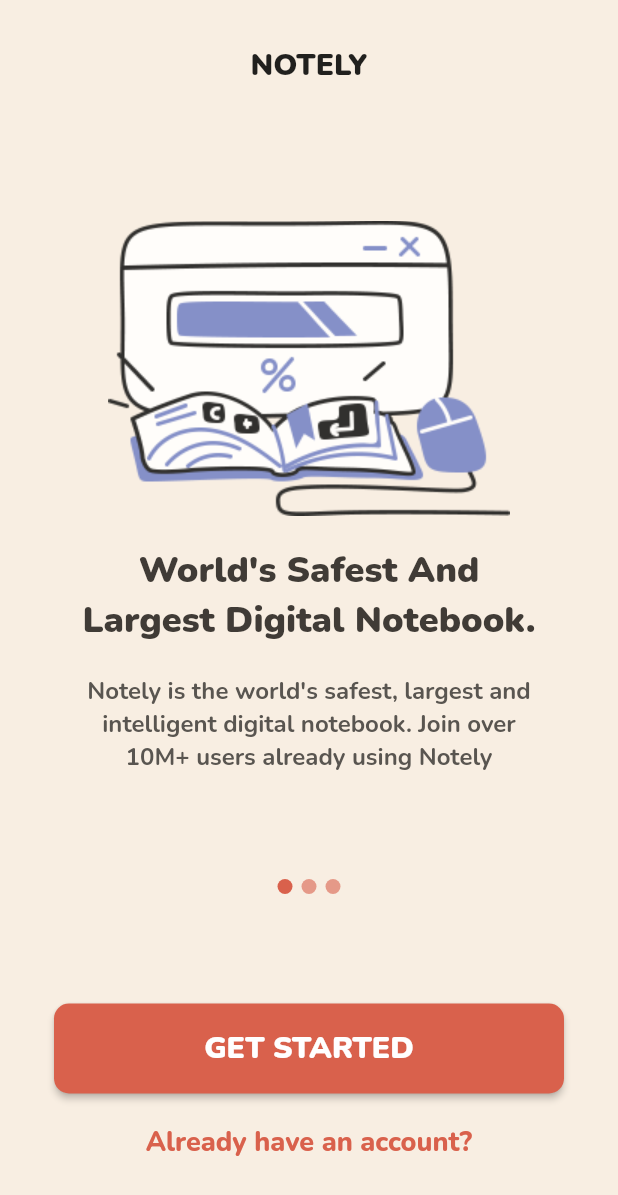
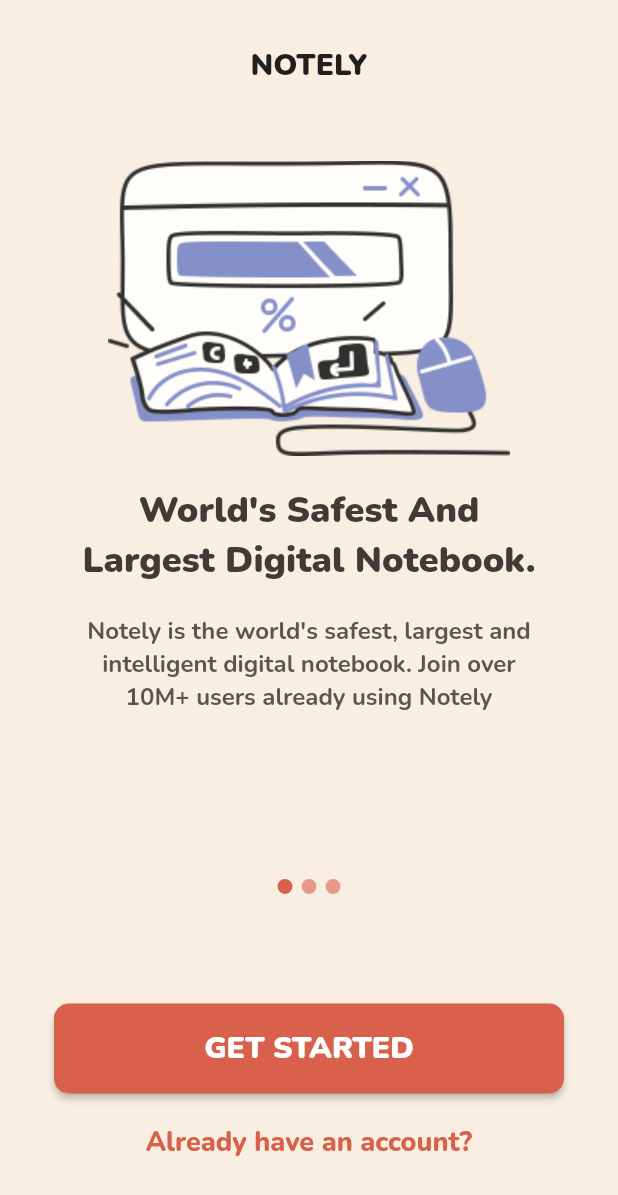
Before and after one commit to mercyjae/notely, a Flutter app: the screen it shows after launch, on a phone screen of 412 x 824 dp. Shown: the top 1195 px of the screen. Run offline on Flutter 3.47's test engine with Material 2 defaults, Android fonts, the phone set to English and light mode, and no system bars; our stand-ins replace flutter_svg, google_fonts.

```diff
--- a/lib/view/screens/onboarding_screen.dart
+++ b/lib/view/screens/onboarding_screen.dart
@@ -29,11 +29,12 @@ class _OnboardingScreenState extends State<OnboardingScreen> {
             ),
              Text(
               'NOTELY',
-              style: GoogleFonts.nunito(fontSize: 20,fontWeight: FontWeight.w900),
+              style: GoogleFonts.nunito(fontSize: 20,
+              fontWeight: FontWeight.w900),
 
             ),
-            const SizedBox(
-              height: 90,
+             const SizedBox(
+              height: 50,
             ),
             Expanded(
               child: PageView.builder(
--- a/lib/view/screens/recent_notes.dart
+++ b/lib/view/screens/recent_notes.dart
@@ -26,9 +26,9 @@ class _RecentNotesState extends State<RecentNotes> {
         ),
         centerTitle: true,
         backgroundColor: Colors.transparent,
-      ),body: Padding(
-        padding: const EdgeInsets.symmetric(horizontal:15),
-        child: Column(children: const [
+      ),body: const Padding(
+        padding:  EdgeInsets.symmetric(horizontal:15),
+        child: Column(children: [
           Expanded(
                 child: RecentNotesBuilder(
                   notes: [
```
Also changed, not shown: lib/view/screens/subscribe_screen.dart (+4 -4 lines), 1 other file.
